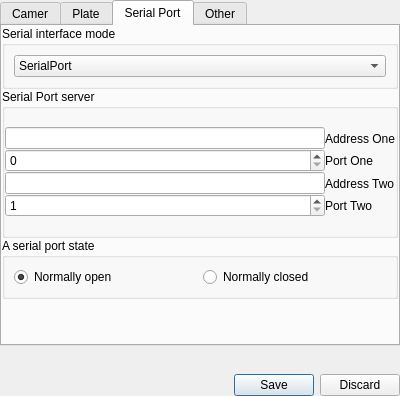
First picture: the form in MainUI/channelsettingwidget.ui, repository 519984307/Container_20191221, before the edit.
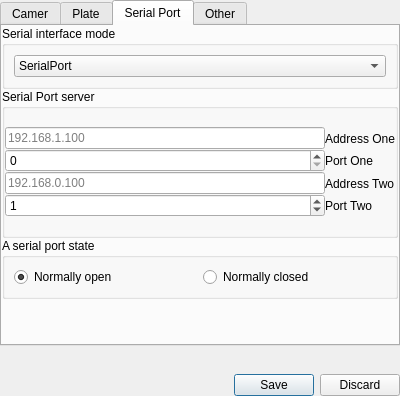
Second picture: the form after the edit. The open tabs and pages were chosen to show the change.

Patch:
```diff
--- a/MainUI/channelsettingwidget.ui
+++ b/MainUI/channelsettingwidget.ui
@@ -423,18 +423,29 @@
               <item row="0" column="0">
                <layout class="QVBoxLayout" name="verticalLayout_7">
                 <item>
-                 <widget class="QLineEdit" name="SerialAddrOne"/>
+                 <widget class="QLineEdit" name="SerialAddrOne">
+                  <property name="placeholderText">
+                   <string>192.168.1.100</string>
+                  </property>
+                 </widget>
                 </item>
                 <item>
                  <widget class="QSpinBox" name="PortOne"/>
                 </item>
                 <item>
-                 <widget class="QLineEdit" name="SerialAddrTow"/>
+                 <widget class="QLineEdit" name="SerialAddrTow">
+                  <property name="placeholderText">
+                   <string>192.168.0.100</string>
+                  </property>
+                 </widget>
                 </item>
                 <item>
                  <widget class="QSpinBox" name="PortTow">
                   <property name="minimum">
-                   <number>1</number>
+                   <number>0</number>
+                  </property>
+                  <property name="maximum">
+                   <number>199</number>
                   </property>
                   <property name="value">
                    <number>1</number>
```
Left out of the diff: 29 changed lines with no effect on the pictures.
